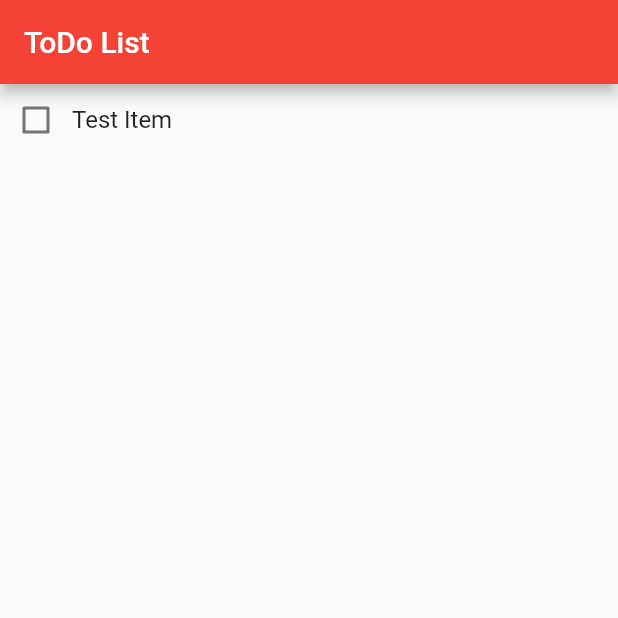
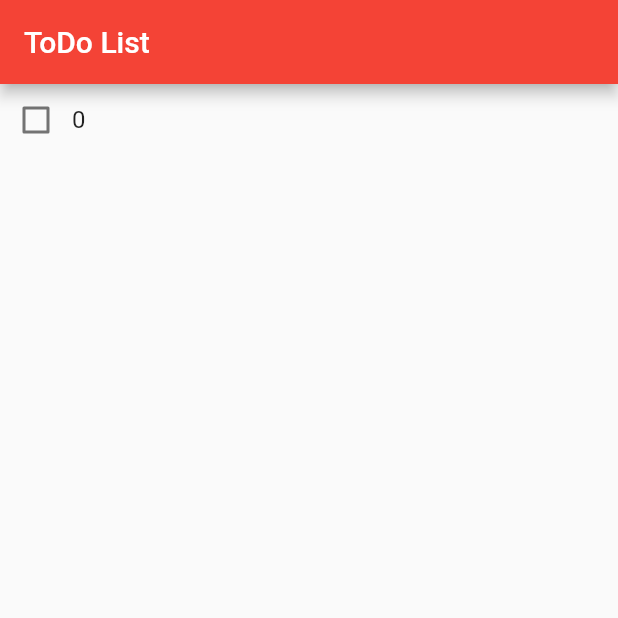
Before and after one commit to DanielSauve/ToDoList, a Flutter app: the screen it shows after launch, after a tap on the "add" icon, on a phone screen of 412 x 824 dp, the top half of it. Run offline on Flutter 3.47's test engine with Material 2 defaults, Android fonts, the phone set to English and light mode, and no system bars.

Commit message:
Change how state is managed, easier to manage models than components

```diff
--- a/lib/components/to_do_list_item.dart
+++ b/lib/components/to_do_list_item.dart
@@ -4,6 +4,10 @@ import 'package:flutter/material.dart';
 import '../model/to_do.dart';
 
 class ToDoListItem extends StatefulWidget {
+  ToDoListItem({this.toDo});
+
+  final ToDo toDo;
+
   @override
   State<StatefulWidget> createState() {
     return new _ToDoState();
@@ -11,18 +15,19 @@ class ToDoListItem extends StatefulWidget {
 }
 
 class _ToDoState extends State<ToDoListItem> {
-  ToDo toDo = new ToDo(false, "Test Item");
   @override
   Widget build(BuildContext context) {
     return new Row(
       mainAxisAlignment: MainAxisAlignment.start,
       crossAxisAlignment: CrossAxisAlignment.center,
       children: <Widget>[
-        new Checkbox(value: this.toDo.completed, onChanged: _onChanged),
+        new Checkbox(value: widget.toDo.completed, onChanged: _onChanged),
         new Flexible(
             child: new Text(
-          this.toDo.name,
-          style: new TextStyle(fontSize: 16.0,),
+          widget.toDo.name,
+          style: new TextStyle(
+            fontSize: 16.0,
+          ),
         )),
       ],
     );
@@ -30,8 +35,8 @@ class _ToDoState extends State<ToDoListItem> {
 
   _onChanged(bool value) {
     this.setState(() {
-      this.toDo.updated = new DateTime.now();
-      this.toDo.completed = value;
+      widget.toDo.updated = new DateTime.now();
+      widget.toDo.completed = value;
     });
   }
 }
--- a/lib/main.dart
+++ b/lib/main.dart
@@ -2,6 +2,7 @@ import 'package:flutter/cupertino.dart';
 import 'package:flutter/material.dart';
 
 import 'components/to_do_list_item.dart';
+import 'model/to_do.dart';
 
 void main() {
   runApp(new MyApp());
@@ -30,11 +31,11 @@ class ToDoList extends StatefulWidget {
 }
 
 class _ToDoListState extends State<ToDoList> {
-  List<Widget> items = [];
+  List<ToDo> items = [];
 
   void _addNewItem() {
     setState(() {
-      items.add(new ToDoListItem());
+      items.add(new ToDo(false, items.length.toString()));
     });
   }
 
@@ -45,9 +46,13 @@ class _ToDoListState extends State<ToDoList> {
         title: new Text(widget.title),
       ),
       body: new Center(
-        child: new Column(
-          mainAxisAlignment: MainAxisAlignment.start,
-          children: items,
+        child: new ListView(
+          children: <Widget>[
+            new Column(
+              mainAxisAlignment: MainAxisAlignment.start,
+              children: items.map((i) => new ToDoListItem(toDo: i)).toList(),
+            )
+          ],
         ),
       ),
       floatingActionButton: new FloatingActionButton(
```
